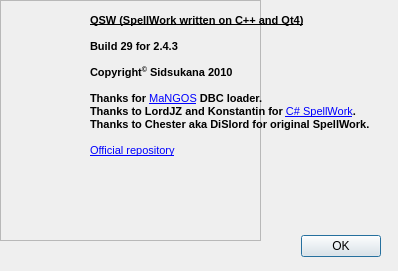
Qt form QSW/AboutFormUI.ui (sidsukana/QSpellWork) before a commit.
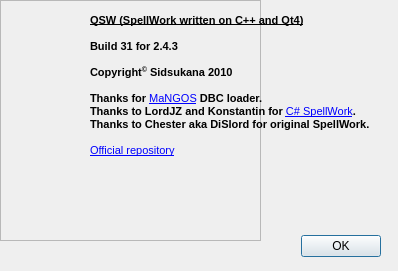
The same form after that commit. Icons and pictures are not drawn.

Diff of the .ui file:
```diff
--- a/QSW/AboutFormUI.ui
+++ b/QSW/AboutFormUI.ui
@@ -83,7 +83,7 @@
 &lt;/style&gt;&lt;/head&gt;&lt;body style=&quot; font-family:'MS Shell Dlg 2'; font-size:8.25pt; font-weight:400; font-style:normal;&quot;&gt;
 &lt;p style=&quot; margin-top:0px; margin-bottom:0px; margin-left:0px; margin-right:0px; -qt-block-indent:0; text-indent:0px;&quot;&gt;&lt;span style=&quot; font-size:8pt; font-weight:600; text-decoration: underline;&quot;&gt;QSW (SpellWork written on C++ and Qt4)&lt;/span&gt;&lt;span style=&quot; font-size:8pt;&quot;&gt; &lt;/span&gt;&lt;/p&gt;
 &lt;p style=&quot;-qt-paragraph-type:empty; margin-top:0px; margin-bottom:0px; margin-left:0px; margin-right:0px; -qt-block-indent:0; text-indent:0px; font-size:8pt; font-weight:600;&quot;&gt;&lt;/p&gt;
-&lt;p style=&quot; margin-top:0px; margin-bottom:0px; margin-left:0px; margin-right:0px; -qt-block-indent:0; text-indent:0px;&quot;&gt;&lt;span style=&quot; font-size:8pt; font-weight:600;&quot;&gt;Build 29 for 2.4.3&lt;/span&gt;&lt;/p&gt;
+&lt;p style=&quot; margin-top:0px; margin-bottom:0px; margin-left:0px; margin-right:0px; -qt-block-indent:0; text-indent:0px;&quot;&gt;&lt;span style=&quot; font-size:8pt; font-weight:600;&quot;&gt;Build 31 for 2.4.3&lt;/span&gt;&lt;/p&gt;
 &lt;p style=&quot;-qt-paragraph-type:empty; margin-top:0px; margin-bottom:0px; margin-left:0px; margin-right:0px; -qt-block-indent:0; text-indent:0px; font-size:8pt; font-weight:600;&quot;&gt;&lt;/p&gt;
 &lt;p style=&quot; margin-top:0px; margin-bottom:0px; margin-left:0px; margin-right:0px; -qt-block-indent:0; text-indent:0px;&quot;&gt;&lt;span style=&quot; font-size:8pt; font-weight:600;&quot;&gt;Copyright&lt;/span&gt;&lt;span style=&quot; font-size:8pt; font-weight:600; vertical-align:super;&quot;&gt;©&lt;/span&gt;&lt;span style=&quot; font-size:8pt; font-weight:600;&quot;&gt; Sidsukana 2010&lt;/span&gt;&lt;/p&gt;
 &lt;p style=&quot;-qt-paragraph-type:empty; margin-top:0px; margin-bottom:0px; margin-left:0px; margin-right:0px; -qt-block-indent:0; text-indent:0px; font-size:8pt; font-weight:600;&quot;&gt;&lt;/p&gt;
```
